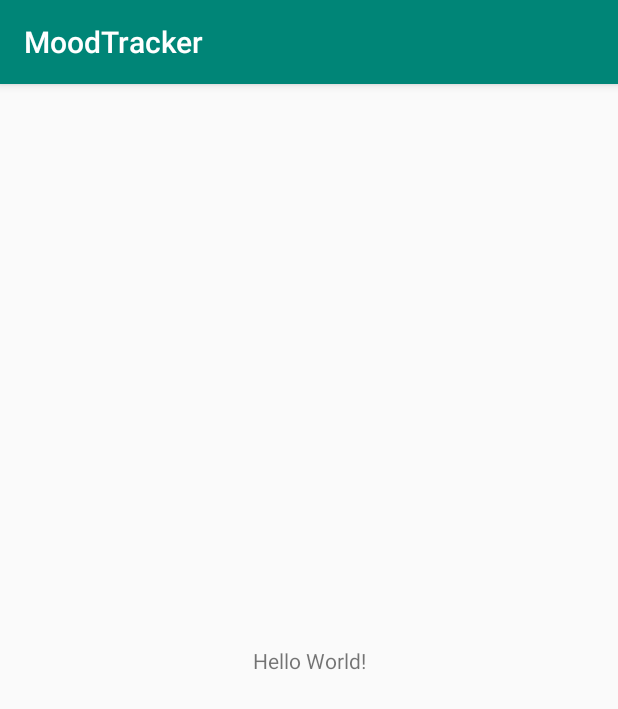
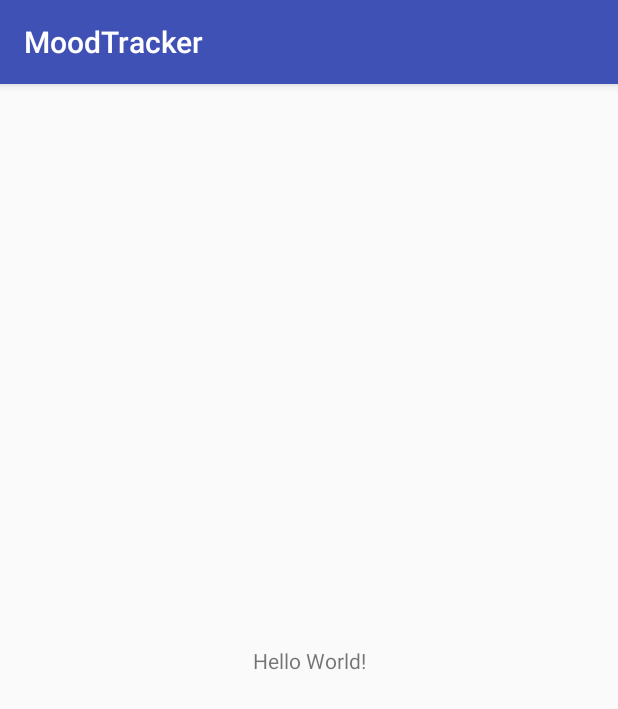
Before and after one commit to Noraj117/MoodTracker, an Android app: the screen it shows after launch (MainActivity), on a phone screen of 412 x 824 dp. Shown: the top 709 px of the screen. Run offline under Robolectric (Android 15) with nearby library versions, the phone set to English and light mode, and no system bars.

Commit message:
Added the  Android color file with the colors used in the app.

```diff
--- a/app/src/main/res/values/colors.xml
+++ b/app/src/main/res/values/colors.xml
@@ -1,6 +1,14 @@
 <?xml version="1.0" encoding="utf-8"?>
 <resources>
-    <color name="colorPrimary">#008577</color>
-    <color name="colorPrimaryDark">#00574B</color>
-    <color name="colorAccent">#D81B60</color>
+<color name="colorPrimary">#3F51B5</color>
+<color name="colorPrimaryDark">#303F9F</color>
+<color name="colorAccent">#ff00796b</color>
+
+<!-- Background colors used for the different moods -->
+<color name="faded_red">#ffde3c50</color>
+<color name="warm_grey">#ff9b9b9b</color>
+<color name="cornflower_blue_65">#a5468ad9</color>
+<color name="light_sage">#ffb8e986</color>
+<color name="banana_yellow">#fff9ec4f</color>
+
 </resources>
```
